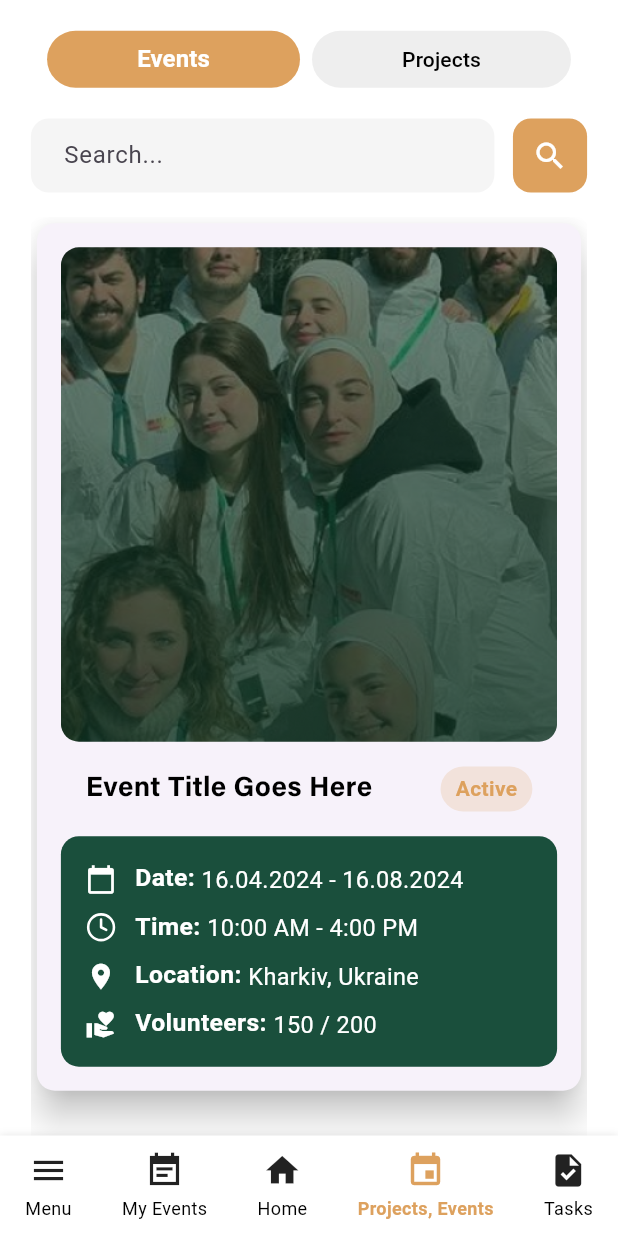
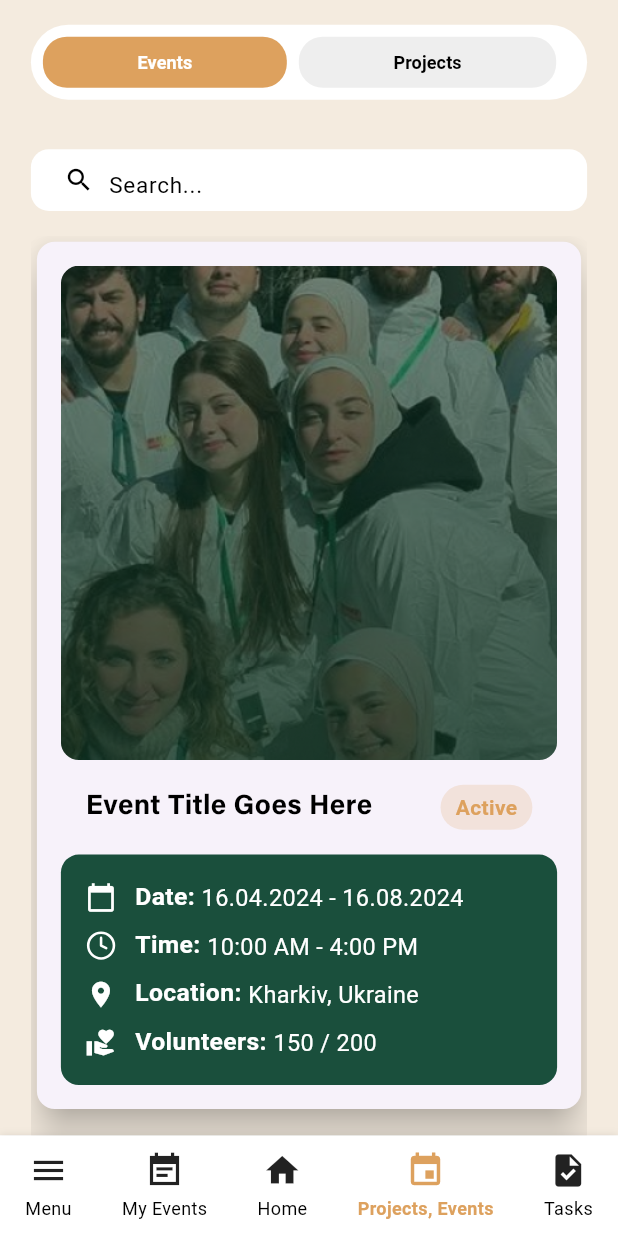
Before and after one commit to MiladnserSB/KHOTWA-Project, a Flutter app: the screen it shows after launch, item 4 of the bottom bar chosen, on a phone screen of 412 x 824 dp. Run offline on Flutter 3.47's test engine with Material 3 defaults, Android fonts, the phone set to English and light mode, and no system bars; drawn by our look-alikes of buttons_tabbar; our stand-ins replace dio, dropdown_button2, flutter_otp_text_field, flutter_rating_bar, get, hive and 4 more; accounts and stored records are empty.

Commit message:
Change UI Colors 3

```diff
--- a/lib/main.dart
+++ b/lib/main.dart
@@ -6,6 +6,7 @@ import 'package:khotwa/Localizations/EnglishLocalization.dart';
 import 'package:khotwa/bindings/splash_binding.dart';
 import 'package:khotwa/controller/Settings_Lang_Controller.dart';
 import 'package:khotwa/controller/theme_controller.dart';
+import 'package:khotwa/shared/constants/colors.dart';
 import 'package:khotwa/view/Home_Page/Animted_bottom/Animated_Bottom_Bar_Donor.dart';
 import 'package:khotwa/view/Home_Page/Animted_bottom/Animated_Bottom_Bar_Supervisor.dart';
 import 'package:khotwa/view/Home_Page/Animted_bottom/Animated_Bottom_Bar_Visitor.dart';
@@ -29,7 +30,9 @@ class MyApp extends StatelessWidget {
   const MyApp({super.key});
 
   @override
-  Widget build(BuildContext context) {
+  Widget build(BuildContext context) {        final theme = Theme.of(context);
+
+
     final themeController = Get.find<ThemeController>();
     final settingsController = Get.find<SettingsLangController>();
 
@@ -53,6 +56,38 @@ class MyApp extends StatelessWidget {
   textTheme: const TextTheme(
     bodyMedium: TextStyle(color: Colors.black),
   ),
+
+  datePickerTheme: DatePickerThemeData(
+    headerForegroundColor: Colors.black,
+    weekdayStyle: const TextStyle(color: Colors.black54),
+
+    dayForegroundColor: WidgetStateProperty.resolveWith<Color?>(
+      (states) => states.contains(WidgetState.selected)
+          ? Colors.white
+          : Colors.grey,
+    ),
+
+    dayBackgroundColor: WidgetStateProperty.resolveWith<Color?>(
+      (states) => states.contains(WidgetState.selected)
+          ? Colors.black
+          : Colors.transparent,
+    ),
+
+    todayForegroundColor: WidgetStateProperty.all(Colors.black),
+    todayBackgroundColor: WidgetStateProperty.all(Colors.transparent),
+    todayBorder: const BorderSide(color: Colors.black),
+
+    yearForegroundColor: WidgetStateProperty.all(Colors.grey),
+    yearBackgroundColor: WidgetStateProperty.resolveWith<Color?>(
+      (states) => states.contains(WidgetState.selected)
+          ? Colors.black
+          : null,
+    ),
+  ),
+
+  textButtonTheme: TextButtonThemeData(
+    style: TextButton.styleFrom(foregroundColor: Colors.black),
+  ),
 ),
 
         // 🌑 Theme Dark
@@ -66,7 +101,41 @@ class MyApp extends StatelessWidget {
   textTheme: const TextTheme(
     bodyMedium: TextStyle(color: Colors.white),
   ),
+
+  datePickerTheme: DatePickerThemeData(
+    headerForegroundColor: Colors.white,
+    weekdayStyle: const TextStyle(color: Colors.white70),
+
+    dayForegroundColor: WidgetStateProperty.resolveWith<Color?>(
+      (states) => states.contains(WidgetState.selected)
+          ? Colors.black
+          : Colors.grey,
     ),
+
+    dayBackgroundColor: WidgetStateProperty.resolveWith<Color?>(
+      (states) => states.contains(WidgetState.selected)
+          ? Colors.white
+          : Colors.transparent,
+    ),
+
+    todayForegroundColor: WidgetStateProperty.all(Colors.black),
+    todayBackgroundColor: WidgetStateProperty.all(Colors.transparent),
+    todayBorder: const BorderSide(color: Colors.white),
+
+    yearForegroundColor: WidgetStateProperty.all(Colors.grey),
+    yearBackgroundColor: WidgetStateProperty.resolveWith<Color?>(
+      (states) => states.contains(WidgetState.selected)
+          ? Colors.white
+          : null,
+    ),
+  ),
+
+  textButtonTheme: TextButtonThemeData(
+    style: TextButton.styleFrom(foregroundColor:        theme.brightness == Brightness.dark ? Colors.black : thirdColor,
+),
+  ),
+),
+
 
         themeMode: themeController.themeMode,
         home: AnimatedBottomBarPageVolunteer(),
--- a/lib/view/Home_Page/Animted_bottom/Animated_Bottom_Bar_Volunteer.dart
+++ b/lib/view/Home_Page/Animted_bottom/Animated_Bottom_Bar_Volunteer.dart
@@ -139,7 +139,8 @@ class _AnimatedBottomBarPageVolunteerState
                       style: TextStyle(
                         color: theme.brightness == Brightness.dark
                             ? Colors.white
-                            : primaryColor,
+                            : Colors.black
+                            ,
                         fontWeight: FontWeight.bold,
                       ),
                     ),
@@ -156,7 +157,7 @@ class _AnimatedBottomBarPageVolunteerState
                           style: TextStyle(
                             color: theme.brightness == Brightness.dark
                                 ? Colors.white
-                                : primaryColor,
+                                : Colors.black,
                           ),
                         ),
                       ),
--- a/lib/view/event_and_projects/events_and_projects_page.dart
+++ b/lib/view/event_and_projects/events_and_projects_page.dart
@@ -32,12 +32,16 @@ class _EventsAndProjectsPageState extends State<EventsAndProjectsPage>
 
   @override
   Widget build(BuildContext context) {
+            final theme = Theme.of(context);
+
     final size = MediaQuery.of(context).size;
     final double itemHeight = size.height * 0.38;
 
     return DefaultTabController(
       length: 2,
       child: Scaffold(
+                backgroundColor:  theme.brightness == Brightness.dark ? Colors.black : thirdColor,
+
         body: SafeArea(
           child: Padding(
             padding: EdgeInsets.symmetric(horizontal: size.width * 0.05),
@@ -45,41 +49,72 @@ class _EventsAndProjectsPageState extends State<EventsAndProjectsPage>
               crossAxisAlignment: CrossAxisAlignment.center,
               children: [
                 SizedBox(height: size.height * 0.02),
-                ButtonsTabBar(
+             Container(
+  width: double.infinity,
+  height: 50,
+  padding: const EdgeInsets.all(4),
+  decoration: BoxDecoration(
+    color:         theme.brightness == Brightness.dark ? Color.fromARGB(255, 77, 75, 75) : Colors.white,
+
+    borderRadius: BorderRadius.circular(30),
+  ),
+  child:Row(
+  children: [
+    Expanded(
+      child: ButtonsTabBar(
         controller: _tabController,
         backgroundColor: secondaryColor,
         unselectedBackgroundColor: Colors.grey[200],
-                  unselectedLabelStyle: const TextStyle(color: Colors.black),
+        unselectedLabelStyle: const TextStyle(
+          color: Colors.black,
+          fontSize: 12,
+          fontWeight: FontWeight.w600,
+        ),
         labelStyle: const TextStyle(
           color: Colors.white,
           fontWeight: FontWeight.bold,
-                    fontSize: 16,
+          fontSize: 12,
         ),
-                  radius: 30,
-                  contentPadding: const EdgeInsets.symmetric(horizontal: 60),
+        radius: 16,
+        contentPadding: const EdgeInsets.symmetric(
+          horizontal: 63,
+          vertical: 8,
+        ),
         tabs: const [
           Tab(text: 'Events'),
           Tab(text: 'Projects'),
         ],
       ),
-                SizedBox(height: size.height * 0.02),
+    ),
+  ],
+)
+
+
+)
+
+,
+                SizedBox(height: size.height * 0.04),
                 Row(
                   children: [
                     Expanded(
                       child: Container(
                         padding: const EdgeInsets.symmetric(horizontal: 12),
-                        height: size.height * 0.06,
+                        height: size.height * 0.05,
                         decoration: BoxDecoration(
-                          color: Colors.grey[100],
+                          color: Colors.white,
                           borderRadius: BorderRadius.circular(12),
                         ),
                         child: const Row(
                           children: [
                             SizedBox(width: 10),
+                            Icon(Icons.search,color: Colors.black,size: 20,),
+                                                    SizedBox(width: 10),
                           Expanded(
                             child: TextField(
                               decoration: InputDecoration(
+                                counterStyle: TextStyle(color: Colors.black),
                                 hintText: 'Search...',
+                                hintStyle: TextStyle(color: Colors.black,fontSize: 15),
                                 border: InputBorder.none,
                               ),
                             ),
@@ -88,16 +123,7 @@ class _EventsAndProjectsPageState extends State<EventsAndProjectsPage>
                         ),
                       ),
                     ),
-                    SizedBox(width: size.width * 0.03),
-                    Container(
-                      height: size.height * 0.06,
-                      width: size.height * 0.06,
-                      decoration: BoxDecoration(
-                        color: secondaryColor,
-                        borderRadius: BorderRadius.circular(12),
-                      ),
-                      child: const Icon(Icons.search, color: Colors.white),
-                    ),
+
                   ],
                 ),
                 SizedBox(height: size.height * 0.02),
@@ -374,8 +400,8 @@ class ProjectCard extends StatelessWidget {
 
   final Size size;
   final double? elevation;
-  final double totalAmount; // Total amount for the project
-  final double donatedAmount; // Amount donated
+  final double totalAmount;
+  final double donatedAmount;
 
   @override
   Widget build(BuildContext context) {
@@ -441,39 +467,38 @@ class ProjectCard extends StatelessWidget {
                 ],
               ),
             ),
-            SizedBox(height: 24), // Add some space
+            SizedBox(height: 24),
             Column(
               children: [
-                // Animated progress indicator
                 TweenAnimationBuilder<double>(
                   tween: Tween<double>(begin: 0, end: progress),
                   duration: const Duration(seconds: 1),
                   builder: (context, value, child) {
                     return Container(
-                      height: 8, // Set a custom height for the progress bar
+                      height: 8,
                       decoration: BoxDecoration(
                         borderRadius: BorderRadius.circular(
                           8,
-                        ), // Rounded corners
-                        color: Colors.grey[300], // Background color
+                        ),
+                        color: Colors.grey[300],
                       ),
                       child: ClipRRect(
                         borderRadius: BorderRadius.circular(
                           8,
-                        ), // Rounded corners for the progress indicator
+                        ),
                         child: LinearProgressIndicator(
                           value: value,
                           backgroundColor:
-                              Colors.transparent, // Make background transparent
+                              Colors.transparent,
                           valueColor: AlwaysStoppedAnimation<Color>(
                             Color.fromARGB(255, 22, 70, 26),
-                          ), // Customize your progress color
+                          ),
                         ),
                       ),
                     );
                   },
                 ),
-                SizedBox(height: 10), // Add some space
+                SizedBox(height: 10),
                 Row(
                   mainAxisAlignment: MainAxisAlignment.spaceBetween,
                   children: [
--- a/lib/view/tasks/animated_task_list_view.dart
+++ b/lib/view/tasks/animated_task_list_view.dart
@@ -51,6 +51,7 @@ class _AnimatedTaskListViewState extends State<AnimatedTaskListView>
   Widget build(BuildContext context) {
     super.build(context);
     return ListView.separated(
+
       controller: _controller,
       physics: const BouncingScrollPhysics(),
       itemCount: widget.tasks.length,
--- a/lib/view/tasks/custom_search_bar.dart
+++ b/lib/view/tasks/custom_search_bar.dart
@@ -13,18 +13,19 @@ class CustomSearchBar extends StatelessWidget {
       padding: const EdgeInsets.symmetric(horizontal: 12),
       height: size.height * 0.06,
       decoration: BoxDecoration(
-        color: grey.withOpacity(0.1),
+        color: Colors.white,
         borderRadius: BorderRadius.circular(12),
       ),
       child:  Row(
         children: [
-          Icon(Icons.search, color: grey),
+          Icon(Icons.search, color: Colors.black),
           SizedBox(width: 10),
           Expanded(
             child: TextField(
               decoration: InputDecoration(
                 hintText: 'search'.tr,
                 border: InputBorder.none,
+                hintStyle: TextStyle(color: Colors.black)
               ),
             ),
           ),
```
Also changed, not shown: lib/view/Home_Page/Animted_bottom/Animated_Bottom_Bar_Supervisor.dart (+16 -12 lines), lib/view/event_and_projects/my_events_page.dart (+16 -19 lines), lib/view/supervisor/create_task/create_task_page.dart (+8 -7 lines), lib/view/supervisor/create_task/date_picker_section.dart (+6 -7 lines), lib/view/tasks/task_card.dart (+11 -6 lines), lib/view/tasks/tasks_page.dart (+10 -3 lines). Lines whose indentation alone changed are shown as unchanged.
